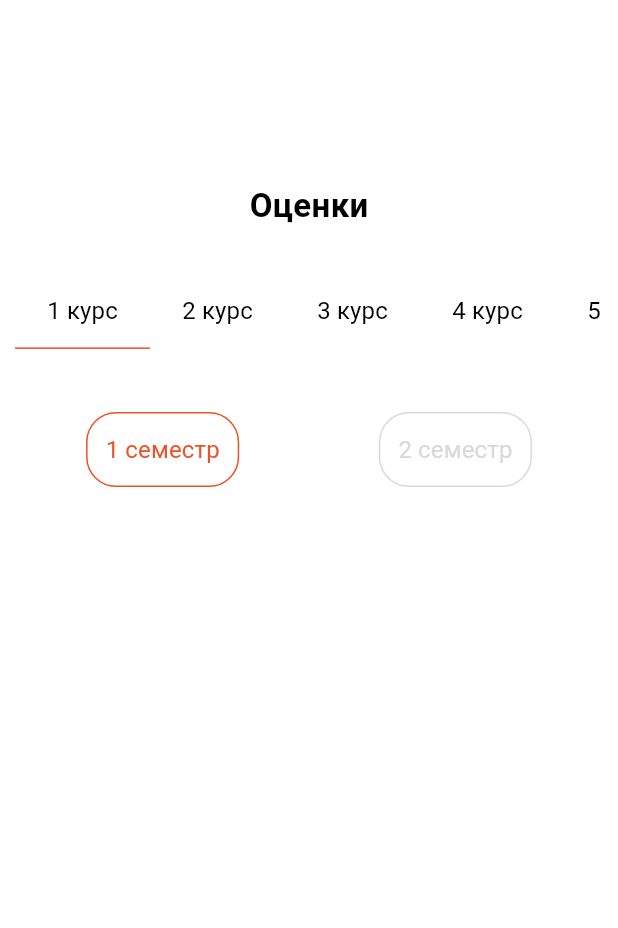
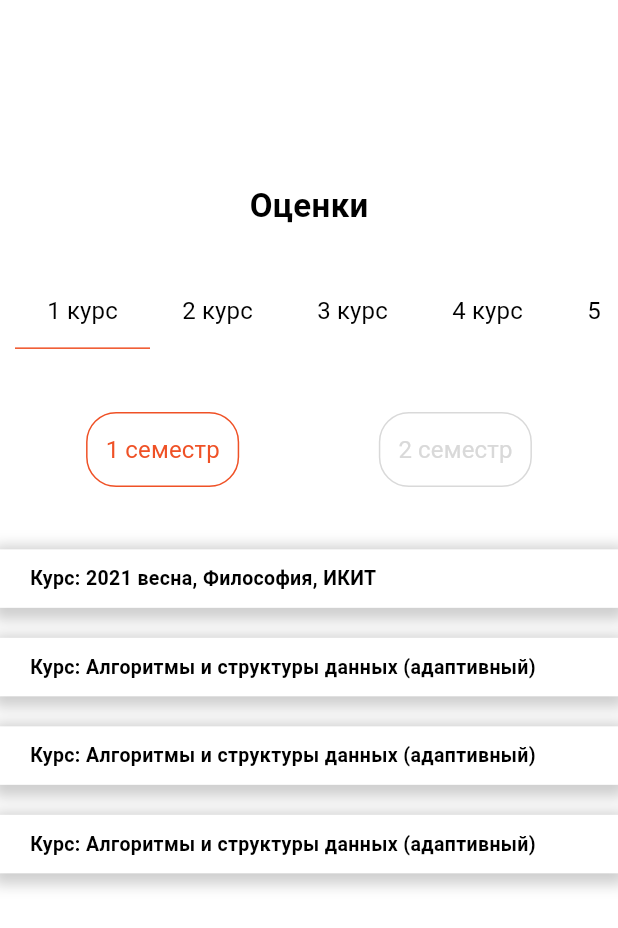
Before and after one commit to K-V-G/my_sfu, a Flutter app: the ocenkyView screen opened directly, on a phone screen of 412 x 824 dp. Shown: the top 928 px of the screen. Run offline on Flutter 3.47's test engine with Material 2 defaults, Android fonts, the phone set to English and light mode, and no system bars; our stand-ins replace flutter_svg, webview_flutter; missing offline and left inert: oauth2; Roboto replaces fonts that are missing (Ubuntu).

Commit message:
Добавление ячеек в оценки

```diff
--- /dev/null
+++ b/lib/cells/CellsOcenky.dart
@@ -0,0 +1,66 @@
+import 'package:flutter/material.dart';
+
+import '../courceInfo.dart';
+
+class CellsOcenky extends StatefulWidget {
+  final String title;
+
+  CellsOcenky({
+    required this.title});
+
+  @override
+  _CellsOcenkyState createState() => _CellsOcenkyState();
+}
+
+class _CellsOcenkyState extends State<CellsOcenky> {
+  @override
+  Widget build(BuildContext context) {
+    return Column(
+      crossAxisAlignment: CrossAxisAlignment.stretch,
+      children: [
+        InkWell(
+          onTap: () {
+            Navigator.push(
+              context,
+              MaterialPageRoute(
+                builder: (context) => courceOcenkyInfo(title: widget.title),
+              ),
+            );
+          },
+          child:
+        Container(
+          decoration: BoxDecoration(
+            color: Colors.white,
+            boxShadow: [
+              BoxShadow(
+                color: Colors.grey.withOpacity(0.5),
+                spreadRadius: 5,
+                blurRadius: 7,
+                offset: Offset(0, 3),
+              ),
+            ],
+          ),
+          child: Padding(
+            padding: EdgeInsets.only(left: 20.0, top: 10.0, bottom: 10.0),
+            child:
+                      Expanded(flex: 100, child:
+                      Padding(
+                        padding: EdgeInsets.only(right: 10.0),
+                        child: Text(
+                          widget.title,
+                          style: TextStyle(
+                            color: Colors.black,
+                            fontSize: 13.0,
+                            fontFamily: 'Ubuntu',
+                            fontWeight: FontWeight.w600,
+                          ),
+                        ),
+                      )),
+
+          ),
+        )),
+        SizedBox(height: 20.0),
+      ],
+    );
+  }
+}
--- a/lib/ocenkyView.dart
+++ b/lib/ocenkyView.dart
@@ -1,8 +1,8 @@
 import 'package:flutter/material.dart';
-import 'package:flutter_svg/flutter_svg.dart';
 
 import 'button/ButtonCource.dart';
 import 'button/ButtonSemestr.dart';
+import 'cells/CellsOcenky.dart';
 
 class ocenkyView extends StatefulWidget {
   @override
@@ -142,7 +142,29 @@ class _ocenkyViewPage extends State<ocenkyView> {
                 ],
               )),
 
-              Expanded(flex: 5, child: Text("")),
+              Expanded(
+                  flex: 5,
+                  child:Row(
+                    children: [
+                      Expanded(flex: 100, child: ListView(
+                        scrollDirection: Axis.vertical,
+                        children: [
+                          CellsOcenky(
+                            title: 'Курс: 2021 весна, Философия, ИКИТ',
+                          ),
+                          CellsOcenky(
+                            title: 'Курс: Алгоритмы и структуры данных (адаптивный)',
+                          ),
+                          CellsOcenky(
+                            title: 'Курс: Алгоритмы и структуры данных (адаптивный)',
+                          ),
+                          CellsOcenky(
+                            title: 'Курс: Алгоритмы и структуры данных (адаптивный)',
+                          ),
+                        ],
+                      )),
+                    ],
+                  )),
             ],
           ),
         ],
```
Also changed, not shown: lib/cells/ocenkyInfoCource.dart (added, +179 -0 lines), lib/courceInfo.dart (added, +96 -0 lines).
